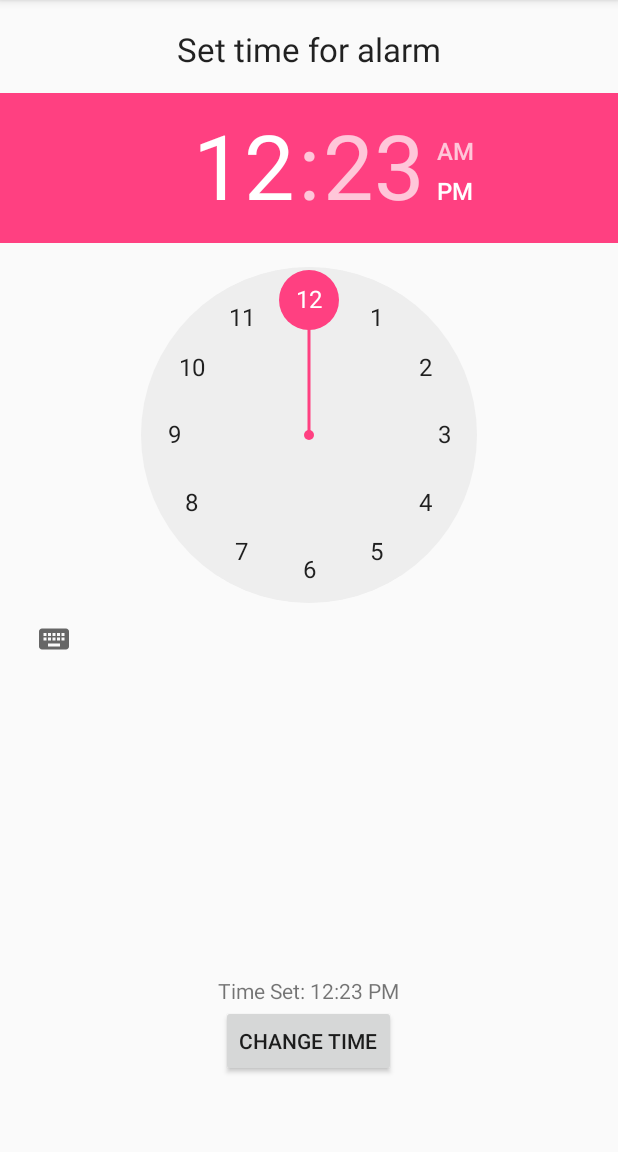
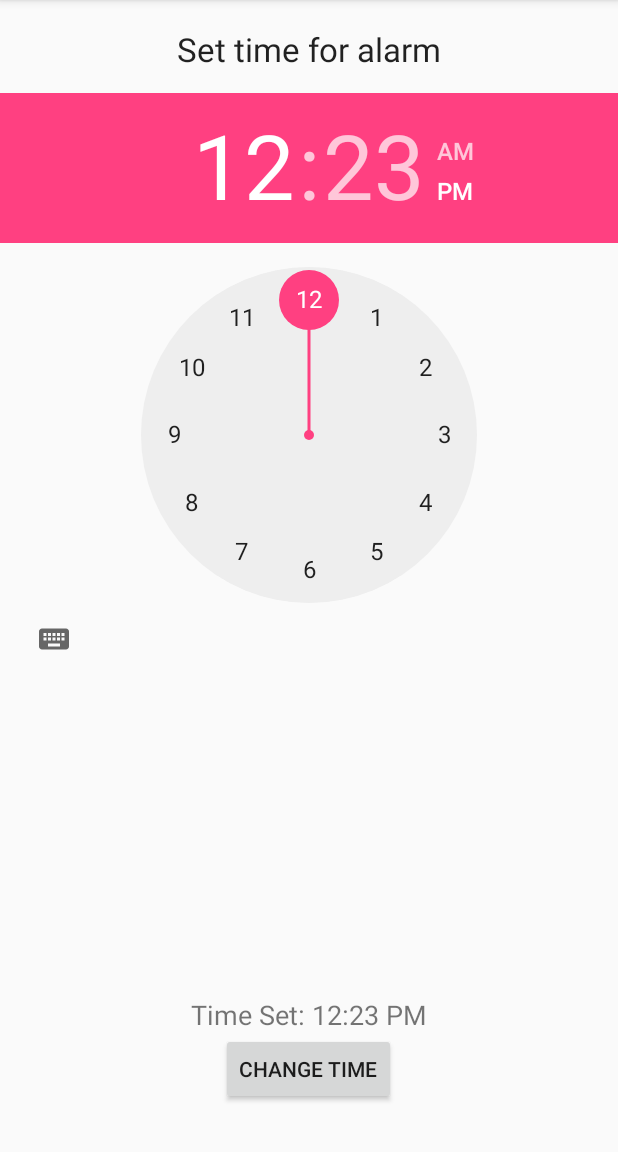
Before and after one commit to lilogevo/Perry, an Android app: the Time screen opened directly, with no data from a screen before it, on a phone screen of 412 x 824 dp, the part 84-1236 px from its top. Run offline under Robolectric (Android 15) with nearby library versions, the phone set to English and light mode, and no system bars.

Commit message:
Time shows both digits now and some UI changes

```diff
--- a/PERRY2/app/src/main/java/a461lapp/perry/Time.java
+++ b/PERRY2/app/src/main/java/a461lapp/perry/Time.java
@@ -61,6 +61,7 @@ public class Time extends AppCompatActivity implements Serializable {
     @TargetApi(23)
     public String getCurrentTime(){
         int h = picker.getHour();
+        int m = picker.getMinute();
         if(h >= 12){
             this.am_pm = " PM";             //time is PM and converts the time
             if(h >= 13 && h <24){           //1-11pm
@@ -71,9 +72,13 @@ public class Time extends AppCompatActivity implements Serializable {
         } else if(h == 0){
             h = 12;                        //12am
         }
+        if (m < 10) {
+            this.minute = "0" + m;
+        } else {
+            this.minute = "" + m;
+        }
 
         this.hour = "" + h;
-        this.minute = "" + picker.getMinute();
 
 
         StringBuilder builder=new StringBuilder();
--- a/PERRY2/app/src/main/res/layout/activity_date.xml
+++ b/PERRY2/app/src/main/res/layout/activity_date.xml
@@ -14,7 +14,8 @@
         android:id="@+id/text_view"
         android:layout_gravity="center_horizontal"
         android:layout_above="@+id/confirm_date"
-        android:layout_centerHorizontal="true" />
+        android:layout_centerHorizontal="true"
+        android:textSize="18sp" />
     <Button
         android:layout_width="wrap_content"
         android:layout_height="wrap_content"
@@ -43,6 +44,7 @@
         android:id="@+id/dateHeader"
         android:textAppearance="@android:style/TextAppearance.DeviceDefault.Large"
         android:layout_alignParentTop="true"
-        android:layout_centerHorizontal="true" />
+        android:layout_centerHorizontal="true"
+        android:textSize="24sp" />
 
 </RelativeLayout>
--- a/PERRY2/app/src/main/res/layout/activity_main.xml
+++ b/PERRY2/app/src/main/res/layout/activity_main.xml
@@ -32,7 +32,7 @@
         android:layout_width="wrap_content"
         android:layout_height="wrap_content"
         android:inputType="text"
-        android:text="Enter Task Name"
+        android:hint="Enter Task Name"
         android:ems="10"
         android:id="@+id/alarmName"
         android:layout_marginTop="16dp"
--- a/PERRY2/app/src/main/res/layout/activity_time.xml
+++ b/PERRY2/app/src/main/res/layout/activity_time.xml
@@ -14,18 +14,8 @@
         android:id="@+id/time_activity_text_view"
         android:layout_gravity="center_horizontal"
         android:layout_above="@+id/time_activity_confirm_button"
-        android:layout_centerHorizontal="true" />
-
-    <Button
-        android:layout_width="wrap_content"
-        android:layout_height="wrap_content"
-        android:layout_gravity="center_horizontal"
-        android:text="Change Time"
-        android:id="@+id/time_activity_confirm_button"
-        android:layout_weight="0.03"
-        android:layout_marginBottom="50dp"
-        android:layout_alignParentBottom="true"
-        android:layout_centerHorizontal="true" />
+        android:layout_centerHorizontal="true"
+        android:textSize="18sp" />
 
     <TimePicker
         android:layout_width="wrap_content"
@@ -45,4 +35,15 @@
         android:layout_alignParentTop="true"
         android:layout_centerHorizontal="true" />
 
+    <Button
+        android:layout_width="wrap_content"
+        android:layout_height="wrap_content"
+        android:layout_gravity="center_horizontal"
+        android:text="Change Time"
+        android:id="@+id/time_activity_confirm_button"
+        android:layout_weight="0.03"
+        android:layout_marginBottom="31dp"
+        android:layout_alignParentBottom="true"
+        android:layout_centerHorizontal="true" />
+
 </RelativeLayout>
```
Also changed, not shown: PERRY2/app/src/main/java/a461lapp/perry/Data.java (+5 -2 lines), PERRY2/app/src/main/res/layout/activity_alarm.xml (+9 -3 lines).
